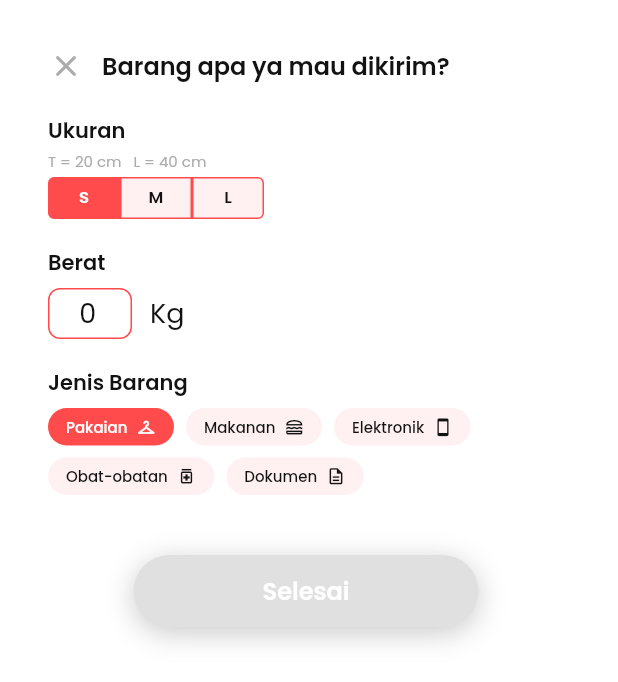
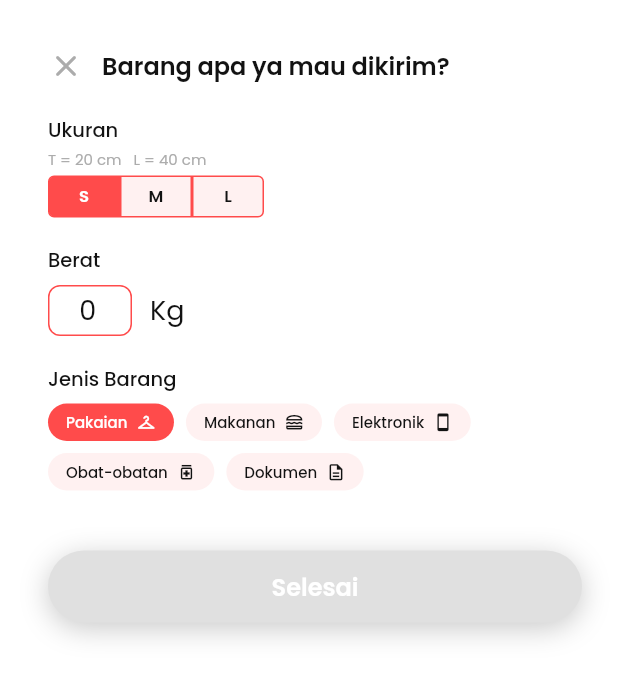
Before and after one commit to kaisaaru/tolongindong, a Flutter app: the _ItemSheet widget shown alone on an empty page, opened directly with empty values, on a phone screen of 412 x 824 dp. Shown: the top 682 px of the screen. Run offline on Flutter 3.47's test engine with Material 3 defaults, Android fonts, the light colour scheme and no system bars; our stand-ins replace dio, flutter_secure_storage, flutter_svg, google_fonts, shared_preferences; accounts and stored records are empty.

Commit message:
feat(delivery): enhance delivery scheduling and improve UI elements

```diff
--- a/apps/mobile/lib/features/delivery/delivery_models.dart
+++ b/apps/mobile/lib/features/delivery/delivery_models.dart
@@ -151,9 +151,12 @@ class DeliveryDraft {
       subtitle: 'Diantar sebelum jam ${clockLabel(deliverBy(orderedAt))}',
     );
   }
+  // Desain: "Jadwal: 21 Okt 2026 - 08.00-09.00" (jam tanpa spasi).
   return (
     title: 'Antar nanti',
-    subtitle: 'Jadwal: ${dateLabel(slot.day)} - ${slot.hourLabel}',
+    subtitle:
+        'Jadwal: ${dateLabel(slot.day)} - '
+        '${slot.hourLabel.replaceAll(' ', '')}',
   );
 }
 
--- a/apps/mobile/lib/features/delivery/delivery_sheets.dart
+++ b/apps/mobile/lib/features/delivery/delivery_sheets.dart
@@ -85,11 +85,13 @@ class _TimeSheetState extends State<_TimeSheet> {
             ),
             const SizedBox(height: 10),
             _TimeOption(
-              icon: Icons.schedule_rounded,
+              icon: Icons.update_rounded,
               title: 'Antar Nanti',
+              // Desain: "Diantar tanggal 22, jam 10.00".
               subtitle: slot == null
                   ? 'Pilih tanggal dan jam pengantaran'
-                  : 'Diantar ${dateLabel(slot.day)}, jam ${slot.hourLabel}',
+                  : 'Diantar tanggal ${slot.day.day}, '
+                        'jam ${clockLabel(slot.start)}',
               selected: slot != null,
               chevron: true,
               onTap: _pickLater,
@@ -137,9 +139,12 @@ class _TimeOption extends StatelessWidget {
       selected: selected,
       child: Material(
         color: selected ? selectedFill : AppColors.light,
+        // Desain: pilihan yang tidak terpilih tanpa garis.
         shape: RoundedRectangleBorder(
           borderRadius: BorderRadius.circular(8),
-          side: BorderSide(color: selected ? AppColors.primary : cardBorder),
+          side: selected
+              ? const BorderSide(color: AppColors.primary)
+              : BorderSide.none,
         ),
         child: InkWell(
           borderRadius: BorderRadius.circular(8),
@@ -272,7 +277,7 @@ class _ItemSheetState extends State<_ItemSheet> {
                 child: Column(
                   crossAxisAlignment: CrossAxisAlignment.start,
                   children: [
-                    const SectionLabel('Ukuran'),
+                    const _FieldLabel('Ukuran'),
                     const SizedBox(height: 8),
                     Text(
                       _size.dimensions,
@@ -288,7 +293,7 @@ class _ItemSheetState extends State<_ItemSheet> {
                       onSelected: (s) => setState(() => _size = s),
                     ),
                     const SizedBox(height: 22),
-                    const SectionLabel('Berat'),
+                    const _FieldLabel('Berat'),
                     const SizedBox(height: 10),
                     Row(
                       children: [
@@ -329,7 +334,7 @@ class _ItemSheetState extends State<_ItemSheet> {
                       ],
                     ),
                     const SizedBox(height: 22),
-                    const SectionLabel('Jenis Barang'),
+                    const _FieldLabel('Jenis Barang'),
                     const SizedBox(height: 10),
                     Wrap(
                       spacing: 8,
@@ -347,9 +352,11 @@ class _ItemSheetState extends State<_ItemSheet> {
                 ),
               ),
               const SizedBox(height: 40),
-              Center(
+              // Desain: tombol Selesai selebar lembar.
+              Padding(
+                padding: const EdgeInsets.only(left: 12),
                 child: SizedBox(
-                  width: 230,
+                  width: double.infinity,
                   child: PrimaryButton(
                     label: 'Selesai',
                     onPressed: _complete
@@ -479,3 +486,19 @@ class _TypeChip extends StatelessWidget {
     );
   }
 }
+
+/// Label bagian di lembar barang: lebih kecil dan tipis dari [SectionLabel],
+/// seperti Frame 84.
+class _FieldLabel extends StatelessWidget {
+  const _FieldLabel(this.text);
+
+  final String text;
+
+  @override
+  Widget build(BuildContext context) {
+    return Text(
+      text,
+      style: AppTypography.style(size: 13, weight: AppTypography.medium),
+    );
+  }
+}
```
Also changed, not shown: apps/mobile/lib/features/delivery/delivery_page.dart (+12 -11 lines), 6 other files.
